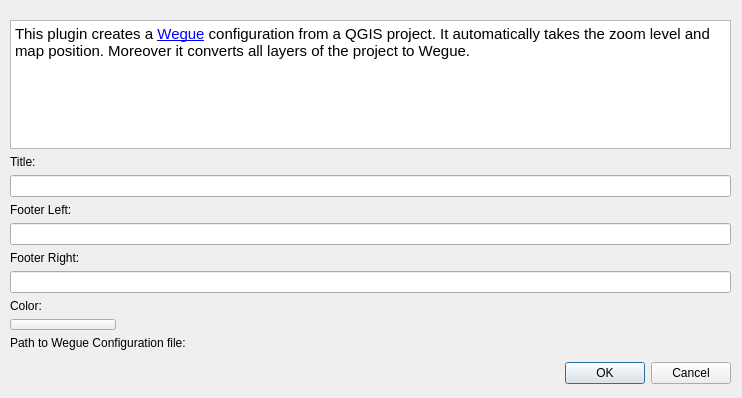
Qt form qgis2wegue_dialog_base.ui (meggsimum/qgis2wegue) before a commit.
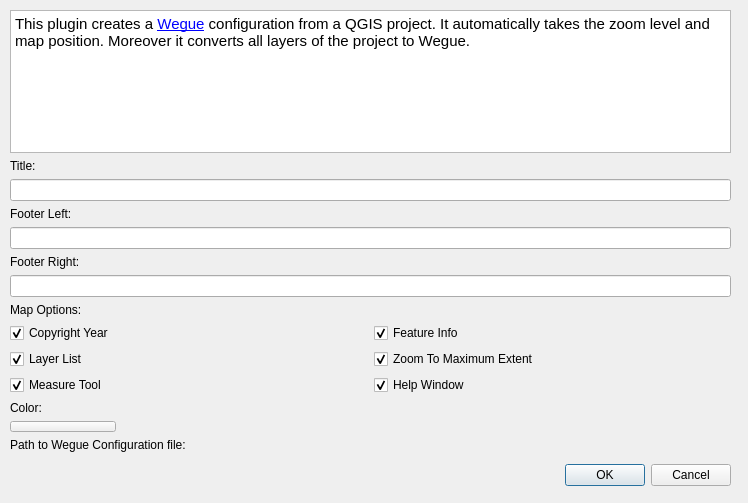
The same form after that commit. Custom widgets are drawn as their Qt base class.

Commit message: Add checkbox options

The edit to the form file:
```diff
--- a/qgis2wegue_dialog_base.ui
+++ b/qgis2wegue_dialog_base.ui
@@ -6,8 +6,8 @@
    <rect>
     <x>0</x>
     <y>0</y>
-    <width>742</width>
-    <height>398</height>
+    <width>748</width>
+    <height>503</height>
    </rect>
   </property>
   <property name="windowTitle">
@@ -17,9 +17,9 @@
    <property name="geometry">
     <rect>
      <x>10</x>
-     <y>20</y>
+     <y>10</y>
      <width>721</width>
-     <height>364</height>
+     <height>476</height>
     </rect>
    </property>
    <layout class="QVBoxLayout" name="verticalLayout">
@@ -73,6 +73,77 @@
     <item>
      <widget class="QLineEdit" name="q2w_footer_right_widget"/>
     </item>
+    <item>
+     <widget class="QLabel" name="label_5">
+      <property name="text">
+       <string>Map Options:</string>
+      </property>
+     </widget>
+    </item>
+    <item>
+     <layout class="QGridLayout" name="gridLayout">
+      <item row="0" column="1">
+       <widget class="QCheckBox" name="q2w_info_click">
+        <property name="text">
+         <string>Feature Info</string>
+        </property>
+        <property name="checked">
+         <bool>true</bool>
+        </property>
+       </widget>
+      </item>
+      <item row="0" column="0">
+       <widget class="QCheckBox" name="q2w_copyright_year">
+        <property name="text">
+         <string>Copyright Year</string>
+        </property>
+        <property name="checked">
+         <bool>true</bool>
+        </property>
+       </widget>
+      </item>
+      <item row="2" column="1">
+       <widget class="QCheckBox" name="q2w_help_window">
+        <property name="text">
+         <string>Help Window</string>
+        </property>
+        <property name="checked">
+         <bool>true</bool>
+        </property>
+       </widget>
+      </item>
+      <item row="2" column="0">
+       <widget class="QCheckBox" name="q2w_measure_tool">
+        <property name="text">
+         <string>Measure Tool</string>
+        </property>
+        <property name="checked">
+         <bool>true</bool>
+        </property>
+       </widget>
+      </item>
+      <item row="1" column="1">
+       <widget class="QCheckBox" name="q2w_max_extent">
+        <property name="text">
+         <string>Zoom To Maximum Extent</string>
+        </property>
+        <property name="checked">
+         <bool>true</bool>
+        </property>
+       </widget>
+      </item>
+      <item row="1" column="0">
+       <widget class="QCheckBox" name="q2w_layer_list">
+        <property name="text">
+         <string>Layer List</string>
+        </property>
+        <property name="checked">
+         <bool>true</bool>
+        </property>
+       </widget>
+      </item>
+     </layout>
+    </item>
     <item>
      <widget class="QLabel" name="label_4">
       <property name="text">
```
The commit also changes 3 other files.
